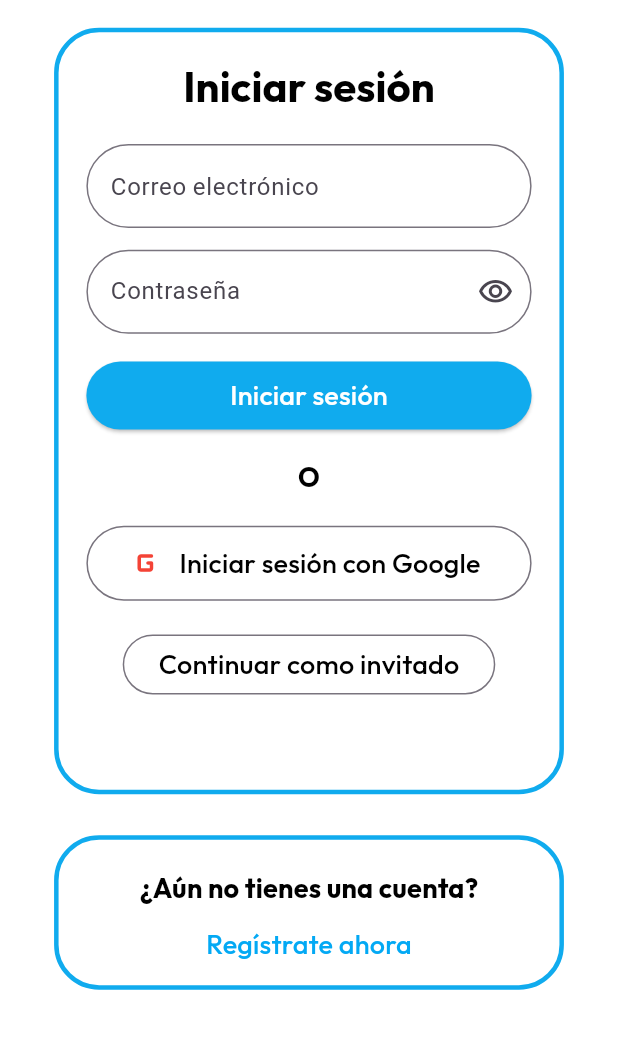
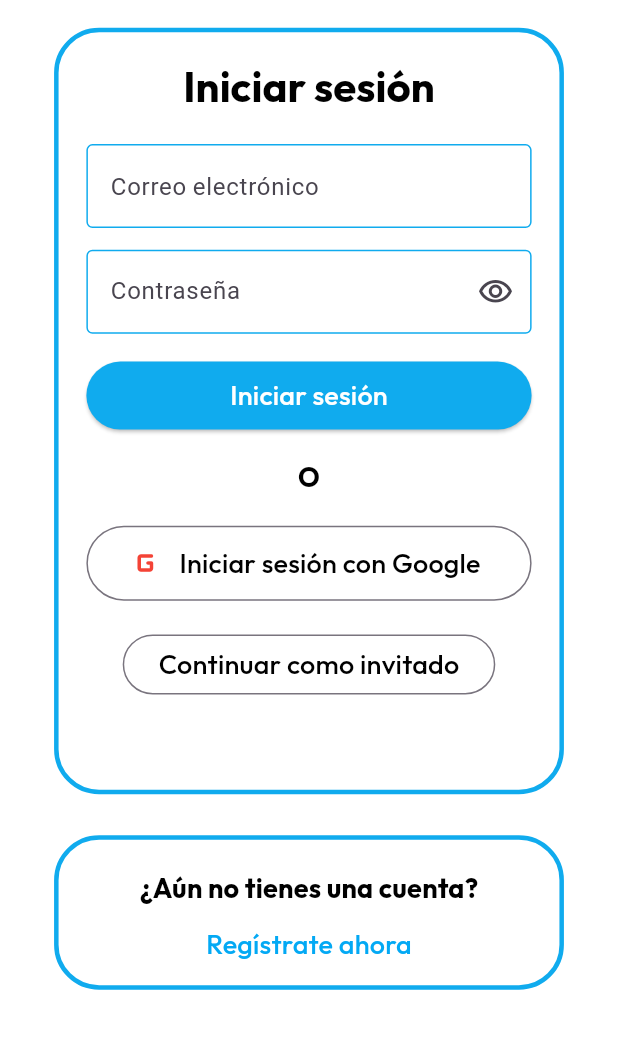
Before and after one commit to fulcrum44/robokid, a Flutter app: the screen it shows after launch, on a phone screen of 412 x 824 dp, the part 84-1133 px from its top. Run offline on Flutter 3.47's test engine with Material 3 defaults, Android fonts, the phone set to English and light mode, and no system bars; our stand-ins replace cloud_firestore, firebase_auth, firebase_core, google_fonts, google_sign_in, shared_preferences and 1 more; accounts and stored records are empty.

Commit message:
Pequeños cambios de estilo y espero que los ultimos

```diff
--- a/app/lib/screens/blocks_user_screen.dart
+++ b/app/lib/screens/blocks_user_screen.dart
@@ -246,7 +246,7 @@ class _BlockScreenState extends State<BlockScreen> {
             controller: controller,
             autofocus: true,
             style: theme.textTheme.titleMedium,
-            decoration: const InputDecoration(hintText: 'Ej: Mi robot'),
+            decoration: InputDecoration(hintText: 'Ej: Mi robot'),
           ),
           actions: [
             TextButton(
--- a/app/lib/screens/record_screen.dart
+++ b/app/lib/screens/record_screen.dart
@@ -98,7 +98,7 @@ class RecordScreenState extends State<RecordScreen> {
               TextField(
                 style: theme.textTheme.titleMedium,
                 controller: nameController,
-                decoration: const InputDecoration(
+                decoration: InputDecoration(
                   labelText: 'Nombre del proyecto',
                   border: OutlineInputBorder(),
                 ),
--- a/app/lib/theme/app_theme.dart
+++ b/app/lib/theme/app_theme.dart
@@ -39,6 +39,26 @@ class AppTheme {
         foregroundColor: Colors.white,
         shape: RoundedRectangleBorder(borderRadius: BorderRadius.circular(30)),
       ),
+    ),
+    // Estilo de los filledButton
+    filledButtonTheme: FilledButtonThemeData(
+      style: FilledButton.styleFrom(
+        backgroundColor: robokids,
+        foregroundColor: Colors.white,
+        disabledBackgroundColor: robokids,
+        disabledForegroundColor: Colors.white,
+      ),
+    ),
+  // Estilo de los textField
+    inputDecorationTheme: InputDecorationTheme(
+      labelStyle: TextStyle(color: robokids),
+      enabledBorder: OutlineInputBorder(
+      borderSide: BorderSide(color: robokids),
+    ),
+
+    focusedBorder: OutlineInputBorder(
+      borderSide: BorderSide(color: robokids),
+    ),
     ),
     // Estilo de los OutlinedButtons
     outlinedButtonTheme: OutlinedButtonThemeData(
@@ -103,6 +123,27 @@ class AppTheme {
         foregroundColor: Colors.white,
       ),
     ),
+    // Estilo de lso filledButton
+    filledButtonTheme: FilledButtonThemeData(
+      style: FilledButton.styleFrom(
+        backgroundColor: Colors.black,
+        foregroundColor: Colors.white,
+        disabledBackgroundColor: Colors.black,
+        disabledForegroundColor: Colors.white,
+      ),
+    ),
+    // Estilo de los textField
+    inputDecorationTheme: InputDecorationTheme(
+      labelStyle: TextStyle(color: Colors.white),
+
+      enabledBorder: OutlineInputBorder(
+      borderSide: BorderSide(color: Colors.white),
+    ),
+
+    focusedBorder: OutlineInputBorder(
+      borderSide: BorderSide(color: Colors.white),
+    ),
+    ),
     // Estilo de los OutlinedButtons
     outlinedButtonTheme: OutlinedButtonThemeData(
       style: OutlinedButton.styleFrom(
```
